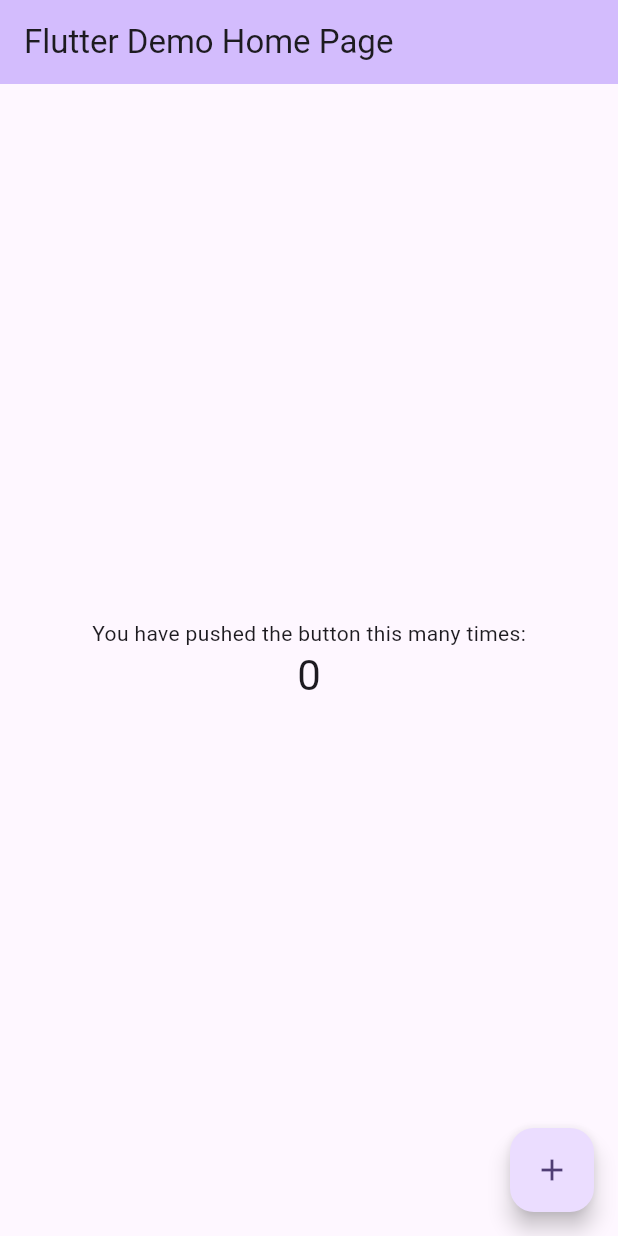
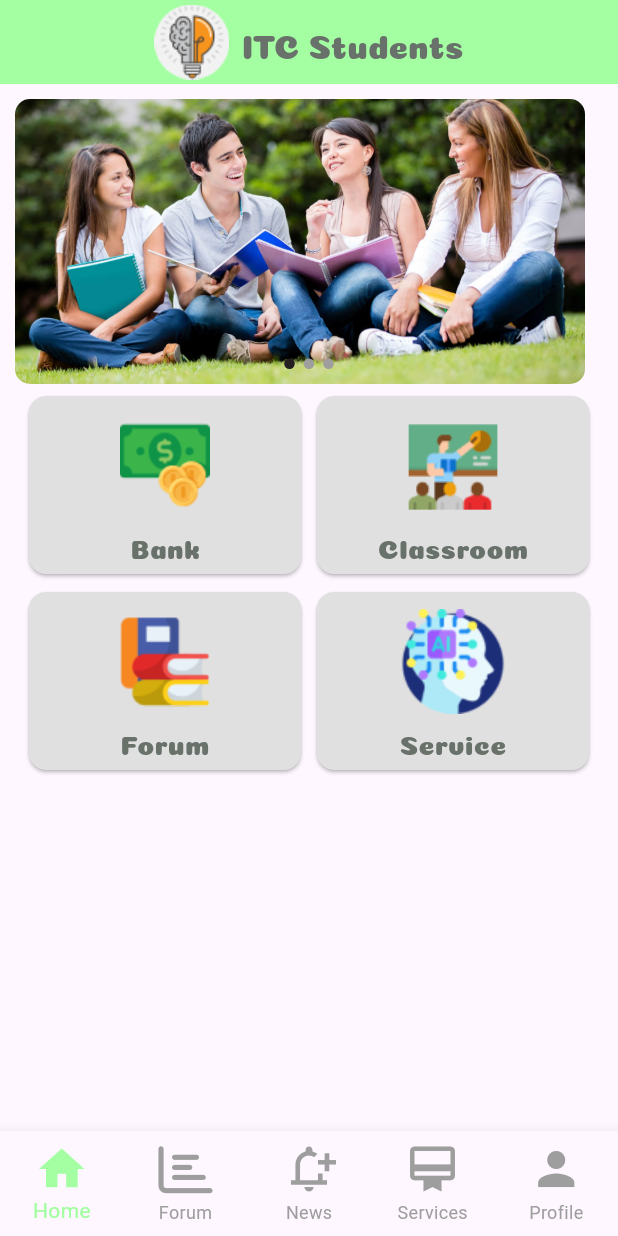
Before and after one commit to tra99/Chat_Classroom, a Flutter app: the screen it shows after launch, on a phone screen of 412 x 824 dp. Run offline on Flutter 3.47's test engine with Material 2 defaults, Android fonts, the phone set to English and light mode, and no system bars; our stand-ins replace font_awesome_flutter, google_fonts.

Commit message:
homescreen

```diff
--- a/lib/main.dart
+++ b/lib/main.dart
@@ -1,3 +1,4 @@
+import 'package:chat_classroom/src/screens/homescreen.dart';
 import 'package:flutter/material.dart';
 
 void main() {
@@ -13,113 +14,12 @@ class MyApp extends StatelessWidget {
     return MaterialApp(
       title: 'Flutter Demo',
       theme: ThemeData(
-        // This is the theme of your application.
-        //
-        // TRY THIS: Try running your application with "flutter run". You'll see
-        // the application has a blue toolbar. Then, without quitting the app,
-        // try changing the seedColor in the colorScheme below to Colors.green
-        // and then invoke "hot reload" (save your changes or press the "hot
-        // reload" button in a Flutter-supported IDE, or press "r" if you used
-        // the command line to start the app).
-        //
-        // Notice that the counter didn't reset back to zero; the application
-        // state is not lost during the reload. To reset the state, use hot
-        // restart instead.
-        //
-        // This works for code too, not just values: Most code changes can be
-        // tested with just a hot reload.
+
         colorScheme: ColorScheme.fromSeed(seedColor: Colors.deepPurple),
         useMaterial3: true,
       ),
-      home: const MyHomePage(title: 'Flutter Demo Home Page'),
+      home: const HomeScreen(),
+      debugShowCheckedModeBanner: false,
     );
   }
 }
-
-class MyHomePage extends StatefulWidget {
-  const MyHomePage({super.key, required this.title});
-
-  // This widget is the home page of your application. It is stateful, meaning
-  // that it has a State object (defined below) that contains fields that affect
-  // how it looks.
-
-  // This class is the configuration for the state. It holds the values (in this
-  // case the title) provided by the parent (in this case the App widget) and
-  // used by the build method of the State. Fields in a Widget subclass are
-  // always marked "final".
-
-  final String title;
-
-  @override
-  State<MyHomePage> createState() => _MyHomePageState();
-}
-
-class _MyHomePageState extends State<MyHomePage> {
-  int _counter = 0;
-
-  void _incrementCounter() {
-    setState(() {
-      // This call to setState tells the Flutter framework that something has
-      // changed in this State, which causes it to rerun the build method below
-      // so that the display can reflect the updated values. If we changed
-      // _counter without calling setState(), then the build method would not be
-      // called again, and so nothing would appear to happen.
-      _counter++;
-    });
-  }
-
-  @override
-  Widget build(BuildContext context) {
-    // This method is rerun every time setState is called, for instance as done
-    // by the _incrementCounter method above.
-    //
-    // The Flutter framework has been optimized to make rerunning build methods
-    // fast, so that you can just rebuild anything that needs updating rather
-    // than having to individually change instances of widgets.
-    return Scaffold(
-      appBar: AppBar(
-        // TRY THIS: Try changing the color here to a specific color (to
-        // Colors.amber, perhaps?) and trigger a hot reload to see the AppBar
-        // change color while the other colors stay the same.
-        backgroundColor: Theme.of(context).colorScheme.inversePrimary,
-        // Here we take the value from the MyHomePage object that was created by
-        // the App.build method, and use it to set our appbar title.
-        title: Text(widget.title),
-      ),
-      body: Center(
-        // Center is a layout widget. It takes a single child and positions it
-        // in the middle of the parent.
-        child: Column(
-          // Column is also a layout widget. It takes a list of children and
-          // arranges them vertically. By default, it sizes itself to fit its
-          // children horizontally, and tries to be as tall as its parent.
-          //
-          // Column has various properties to control how it sizes itself and
-          // how it positions its children. Here we use mainAxisAlignment to
-          // center the children vertically; the main axis here is the vertical
-          // axis because Columns are vertical (the cross axis would be
-          // horizontal).
-          //
-          // TRY THIS: Invoke "debug painting" (choose the "Toggle Debug Paint"
-          // action in the IDE, or press "p" in the console), to see the
-          // wireframe for each widget.
-          mainAxisAlignment: MainAxisAlignment.center,
-          children: <Widget>[
-            const Text(
-              'You have pushed the button this many times:',
-            ),
-            Text(
-              '$_counter',
-              style: Theme.of(context).textTheme.headlineMedium,
-            ),
-          ],
-        ),
-      ),
-      floatingActionButton: FloatingActionButton(
-        onPressed: _incrementCounter,
-        tooltip: 'Increment',
-        child: const Icon(Icons.add),
-      ), // This trailing comma makes auto-formatting nicer for build methods.
-    );
-  }
-}
--- /dev/null
+++ b/lib/src/screens/homescreen.dart
@@ -0,0 +1,226 @@
+import 'package:carousel_slider/carousel_slider.dart';
+import 'package:flutter/material.dart';
+import 'package:google_fonts/google_fonts.dart';
+import 'package:font_awesome_flutter/font_awesome_flutter.dart';
+
+class HomeScreen extends StatefulWidget {
+  const HomeScreen({Key? key}) : super(key: key);
+
+  @override
+  State<HomeScreen> createState() => _HomeScreenState();
+}
+
+class _HomeScreenState extends State<HomeScreen> {
+  List<Map<String, String>> imageList = [
+    {"id": "1", "image_path": 'assets/icons/student1.webp'},
+    {"id": "2", "image_path": 'assets/icons/student2.jpg'},
+    {"id": "3", "image_path": 'assets/icons/student3.webp'},
+  ];
+
+  final CarouselController carouselController = CarouselController();
+  int currentIndex = 0;
+  int _selectedIndex = 0;
+  late List<Widget> _widgetOptions;
+
+  @override
+  void initState() {
+    super.initState();
+    _widgetOptions = <Widget>[
+      Column(
+        crossAxisAlignment: CrossAxisAlignment.stretch,
+        children: [
+          SizedBox(
+            height: 200,
+            child: Stack(
+              children: [
+                CarouselSlider(
+                  items: imageList.map((item) {
+                    return Padding(
+                      padding: const EdgeInsets.only(left: 10,right: 10,top: 10),
+                      child: ClipRRect(
+                        borderRadius: BorderRadius.circular(10),
+                        child: Image.asset(
+                          item['image_path']!,
+                          fit: BoxFit.cover,
+                          width: double.infinity,
+                          height: 200,
+                        ),
+                      ),
+                    );
+                  }).toList(),
+                  carouselController: carouselController,
+                  options: CarouselOptions(
+                    scrollPhysics: const BouncingScrollPhysics(),
+                    autoPlay: true,
+                    aspectRatio: 2,
+                    viewportFraction: 1,
+                    onPageChanged: (index, reason) {
+                      setState(() {
+                        currentIndex = index;
+                      });
+                    },
+                  ),
+                ),
+                Positioned(
+                  bottom: 10,
+                  left: 0,
+                  right: 0,
+                  child: Row(
+                    mainAxisAlignment: MainAxisAlignment.center,
+                    children: imageList.asMap().entries.map((entry) {
+                      return GestureDetector(
+                        onTap: () => carouselController.animateToPage(entry.key),
+                        child: Container(
+                          width: currentIndex == entry.key ? 7 : 7,
+                          height: 7.0,
+                          margin: const EdgeInsets.symmetric(horizontal: 3.0),
+                          decoration: BoxDecoration(
+                            borderRadius: BorderRadius.circular(20),
+                            color: currentIndex == entry.key
+                                ? const Color.fromARGB(255, 35, 31, 32)
+                                : Colors.grey.shade500,
+                          ),
+                        ),
+                      );
+                    }).toList(),
+                  ),
+                ),
+              ],
+            ),
+          ),
+          Expanded(
+            flex: 5,
+            child: Padding(
+              padding: const EdgeInsets.only(left: 15, right: 15, top: 4),
+              child: GridView.count(
+                childAspectRatio: 12 / 8,
+                crossAxisSpacing: 2,
+                crossAxisCount: 2,
+                mainAxisSpacing: 4,
+                children: List.generate(ch.length, (index) {
+                  return SelectCard(
+                    key: ValueKey(index),
+                    ch: ch[index],
+                  );
+                }),
+              ),
+            ),
+                )
+        ],
+      ),
+      Column(
+        children: const [Text('Bonjour'), Text('Ni hao')],
+      ),
+      Column(
+        children: const [Text('Bonjour'), Text('Ni hao')],
+      ),
+      Column(
+        children: const [Text('Bonjour'), Text('Ni hao')],
+      ),
+      Column(
+        children: const [Text('Bonjour'), Text('Ni hao')],
+      ),
+    ];
+  }
+
+  void _onTabItem(int index) {
+    setState(() {
+      _selectedIndex = index;
+    });
+  }
+
+  @override
+  Widget build(BuildContext context) {
+    return Scaffold(
+      appBar: AppBar(
+        centerTitle: true,
+        title: Row(
+          mainAxisAlignment: MainAxisAlignment.center,
+          children: [
+            Image.asset(
+              'assets/icons/logo.png',
+              width: 50,
+            ),
+            const SizedBox(width: 8),
+            Text(
+              'ITC Students',
+              style: GoogleFonts.getFont('Coiny', textStyle: const TextStyle(color: Color.fromARGB(255, 105, 114, 106))),
+            ),
+          ],
+        ),
+        backgroundColor: const Color.fromARGB(255, 163, 255, 161),
+      ),
+      body: Center(
+        child: _widgetOptions.elementAt(_selectedIndex),
+      ),
+      bottomNavigationBar: BottomNavigationBar(
+        selectedItemColor: const Color.fromARGB(255, 163, 255, 161),
+        unselectedItemColor: Colors.grey,
+        showUnselectedLabels: true,
+        type: BottomNavigationBarType.fixed,
+        currentIndex: _selectedIndex,
+        items: const [
+          BottomNavigationBarItem(
+            icon: Icon(
+              Icons.home,
+              size: 36,
+            ),
+            label: "Home",
+          ),
+          BottomNavigationBarItem(
+            icon: FaIcon(FontAwesomeIcons.chartBar, size: 36),
+            label: 'Forum',
+          ),
+          BottomNavigationBarItem(
+            icon: Icon(Icons.notification_add_outlined, size: 36),
+            label: "News",
+          ),
+          BottomNavigationBarItem(
+            icon: Icon(Icons.card_membership_outlined, size: 36),
+            label: "Services",
+          ),
+          BottomNavigationBarItem(
+            icon: Icon(Icons.person, size: 36),
+            label: "Profile",
+          ),
+        ],
+        onTap: _onTabItem,
+      ),
+    );
+  }
+}
+class choices {
+  const choices({required this.name, required this.image});
+  final String name;
+  final ImageProvider image;
+}
+List<choices> ch = const <choices>[
+  choices(name: 'Bank', image: AssetImage('assets/icons/bank.png')),
+  choices(name: 'Classroom', image: AssetImage('assets/icons/classroom.png')),
+  choices(name: 'Forum', image: AssetImage('assets/icons/library.png')),
+  choices(name: 'Service', image: AssetImage('assets/icons/chatgpt.png')),
+];
+
+class SelectCard extends StatelessWidget {
+  const SelectCard({required Key? key, required this.ch}) : super(key: key);
+  final choices ch;
+
+  @override
+  Widget build(BuildContext context) {
+    return Card(
+      color: Colors.grey.shade300,
+      child: Center(
+        child: Column(
+          mainAxisAlignment: MainAxisAlignment.center,
+          children: [
+            Image(image: ch.image, width: 80),
+            Text(
+              ch.name,
+              style: GoogleFonts.getFont('Coiny', textStyle: const TextStyle(color: Color.fromARGB(255, 105, 114, 106),fontSize: 18)),
+            ),
+          ],
+        ),
+      ),
+    );
+  }
+}
```
Also changed, not shown: pubspec.yaml (+12 -10 lines), assets/icons/bank.png (added), assets/icons/chatgpt.png (added), assets/icons/classroom.png (added), assets/icons/forum.png (added), assets/icons/library.png (added), assets/icons/logo.png (added), assets/icons/service.png (added), assets/icons/student1.webp (added), assets/icons/student2.jpg (added), assets/icons/student3.webp (added), fonts/Coiny-Regular.ttf (added), pubspec.lock, 1 other file.
